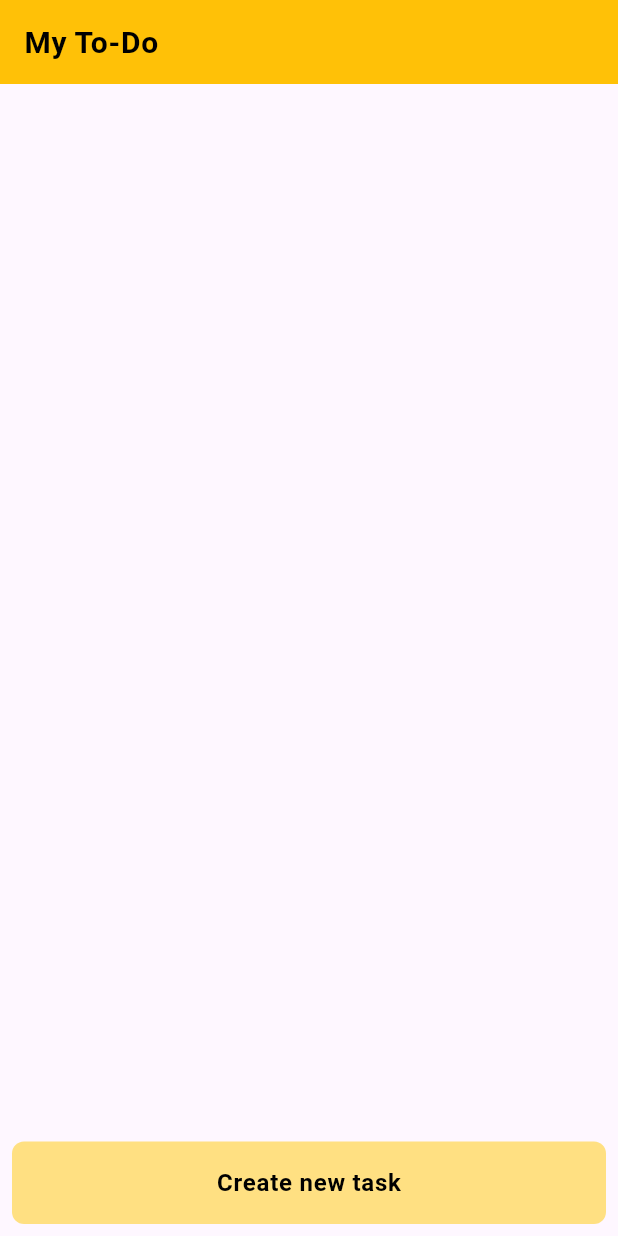
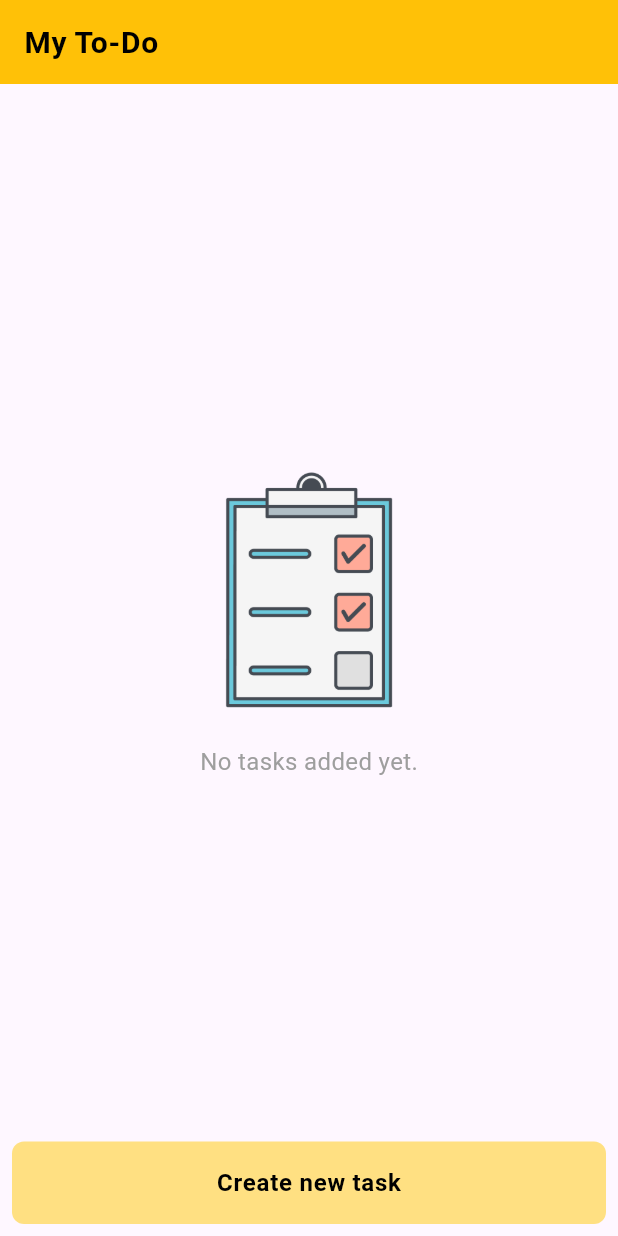
Before and after one commit to TushalKaklottar/to_do_list, a Flutter app: the screen it shows after launch, on a phone screen of 412 x 824 dp. Run offline on Flutter 3.47's test engine with Material 2 defaults, Android fonts, the phone set to English and light mode, and no system bars; our stand-ins replace get, google_fonts, shared_preferences.

Commit message:
KT || 28/2/2024 Update empty task condition

```diff
--- a/lib/utils/color.dart
+++ b/lib/utils/color.dart
@@ -4,4 +4,5 @@ class AppColor {
   static Color amber1 = Colors.amber.shade200;
   static const Color black = Color(0xff000000);
   static Color amber = Colors.amber;
+  static Color grey = Colors.grey;
 }
--- a/lib/utils/routes.dart
+++ b/lib/utils/routes.dart
@@ -8,7 +8,7 @@ class MyRoutes {
   static const String _splash = "/";
   static const String _home = "/home";
   static const String _addTask = "/addTask";
-  static const Duration _duration = Duration(milliseconds: 400);
+  // static const Duration _duration = Duration(milliseconds: 400);
 
   static String getSplashRoutes() => _splash;
   static String getHomeRoutes() => _home;
@@ -18,7 +18,7 @@ class MyRoutes {
     GetPage(
         name: _splash,
         page: () =>  const SplashScreen(),
-      transition: Transition.fade
+      transition: Transition.downToUp,
     ),
     GetPage(
         name: _home,
--- a/lib/view/component/taskItem.dart
+++ b/lib/view/component/taskItem.dart
@@ -29,7 +29,10 @@ class TaskItem extends StatelessWidget {
         },
       ),
       trailing: IconButton(
-        icon: const Icon(Icons.delete),
+        icon:  Icon(
+          Icons.delete,
+          color: AppColor.black.withOpacity(0.7),
+        ),
         onPressed: () {
           Get.find<TaskController>().removeTask(task);
         },
--- a/lib/view/screen/homepage.dart
+++ b/lib/view/screen/homepage.dart
@@ -1,3 +1,91 @@
+// import 'package:flutter/material.dart';
+// import 'package:get/get.dart';
+// import 'package:to_do_list/controller/task_controller.dart';
+// import 'package:to_do_list/model/task_model.dart';
+// import 'package:to_do_list/utils/color.dart';
+// import 'package:to_do_list/utils/size.dart';
+// import 'package:to_do_list/utils/textTheme.dart';
+// import 'package:to_do_list/view/component/custom_button.dart';
+// import 'package:to_do_list/view/component/taskItem.dart';
+//
+// class HomePage extends StatelessWidget {
+//    HomePage({super.key});
+//
+//   // state management Get-x Controller Attach
+//   final TaskController taskController = Get.put(TaskController());
+//
+//   @override
+//   Widget build(BuildContext context) {
+//     Size size = Responsive.screenSize(context);
+//     return Scaffold(
+//       appBar: AppBar(
+//           backgroundColor: AppColor.amber,
+//         title: Text(
+//           "My To-Do",
+//           style: tTextStyleBoldBlack(20),),
+//       ),
+//       body: Column(
+//           children:  [
+//             // Expand splits the UI into two parts
+//             Expanded(
+//               child: Obx(() {
+//                 if(taskController.tasks.isEmpty) {
+//                   return Padding(
+//                     padding: const EdgeInsets.all(16),
+//                     child: Column(
+//                       mainAxisAlignment: MainAxisAlignment.center,
+//                       children: [
+//                         Image.asset(
+//                             "assets/images/1.png",
+//                           height: size.height / 4,
+//                         ),
+//                     Text(
+//                       'No tasks added yet.',
+//                       style: TextStyle(fontSize: 16, color: Colors.grey),
+//                     ),
+//                   );
+//                       ],
+//                     ),
+//                   );
+//                 } else {
+//                   return ListView.separated(
+//                     itemCount: taskController.tasks.length,
+//                     separatorBuilder: (context, index) => const Divider(
+//                       thickness: 1.0, // Adjust the thickness as needed
+//                       color: AppColor.black, // Change the color to black
+//                     ),
+//                     itemBuilder: (context, index) {
+//                       Task task = taskController.tasks[index];
+//                       return TaskItem(task: task);
+//                     },
+//                   );
+//                 }
+//               }
+//               ),
+//             ),
+//
+//             Padding(
+//               padding: const EdgeInsets.all(8),
+//               child: Row(
+//                 children: [
+//                   // Expand splits the UI into two parts
+//                   Expanded(
+//                     // Custom Add Task Widget attached
+//                     child: CustomButton(
+//                       onPressed: () {
+//                         Get.toNamed('/addTask');
+//                       },
+//                       text: 'Create new task',
+//                     ),
+//                   )
+//                 ],
+//               ),
+//             ),
+//           ],
+//         ),
+//     );
+//   }
+// }
 import 'package:flutter/material.dart';
 import 'package:get/get.dart';
 import 'package:to_do_list/controller/task_controller.dart';
@@ -9,7 +97,7 @@ import 'package:to_do_list/view/component/custom_button.dart';
 import 'package:to_do_list/view/component/taskItem.dart';
 
 class HomePage extends StatelessWidget {
-   HomePage({super.key});
+  HomePage({Key? key});
 
   // state management Get-x Controller Attach
   final TaskController taskController = Get.put(TaskController());
@@ -22,13 +110,37 @@ class HomePage extends StatelessWidget {
         backgroundColor: AppColor.amber,
         title: Text(
           "My To-Do",
-          style: tTextStyleBoldBlack(20),),
+          style: tTextStyleBoldBlack(20),
+        ),
       ),
       body: Column(
-          children:  [
+        children: [
           // Expand splits the UI into two parts
           Expanded(
-              child: Obx(() => ListView.separated(
+            child: Obx(() {
+              if (taskController.tasks.isEmpty) {
+                return Padding(
+                  padding:  EdgeInsets.all(16),
+                  child: Column(
+                    mainAxisAlignment: MainAxisAlignment.center,
+                    children: [
+                      Image.asset(
+                        "assets/images/1.png",
+                        height: size.height / 4,
+                      ),
+                       Text(
+                        'No tasks added yet.',
+                        style: TextStyle(
+                            fontSize: 16,
+                            color: AppColor.grey,
+
+                        ),
+                      ),
+                    ],
+                  ),
+                );
+              } else {
+                return ListView.separated(
                   itemCount: taskController.tasks.length,
                   separatorBuilder: (context, index) => const Divider(
                     thickness: 1.0, // Adjust the thickness as needed
@@ -38,10 +150,13 @@ class HomePage extends StatelessWidget {
                     Task task = taskController.tasks[index];
                     return TaskItem(task: task);
                   },
-              )),
+                );
+              }
+            }),
           ),
 
-            Padding(padding: const EdgeInsets.all(8),
+          Padding(
+            padding: const EdgeInsets.all(8),
             child: Row(
               children: [
                 // Expand splits the UI into two parts
--- a/lib/view/screen/splash_screen.dart
+++ b/lib/view/screen/splash_screen.dart
@@ -1,7 +1,6 @@
 import 'package:flutter/material.dart';
 import 'package:get/get.dart';
 import 'package:to_do_list/controller/splash_controller.dart';
-import 'package:to_do_list/utils/color.dart';
 import 'package:to_do_list/utils/size.dart';
 
 class SplashScreen extends StatelessWidget {
@@ -14,14 +13,13 @@ class SplashScreen extends StatelessWidget {
       init: SplashController(),
         builder: (SplashController controller) {
           return Scaffold(
-            // backgroundColor: AppColor.white1,
             body: SafeArea(
                 child: Center(
                   child: Image.asset(
                     "assets/images/sp.png",
-                  height: size.height / 6,
-                  )
-                )
+                  height: size.height / 8,
+                  ),
+                ),
             ),
           );
         }
```
Also changed, not shown: assets/images/1.png (added). Lines whose indentation alone changed are shown as unchanged.
